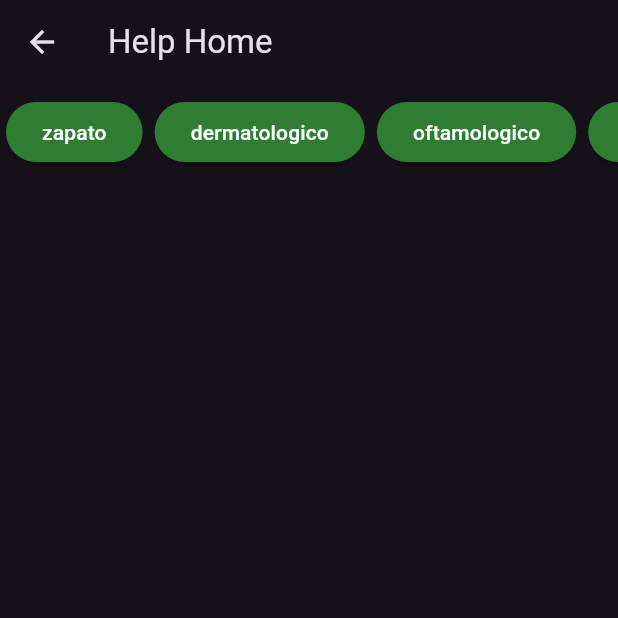
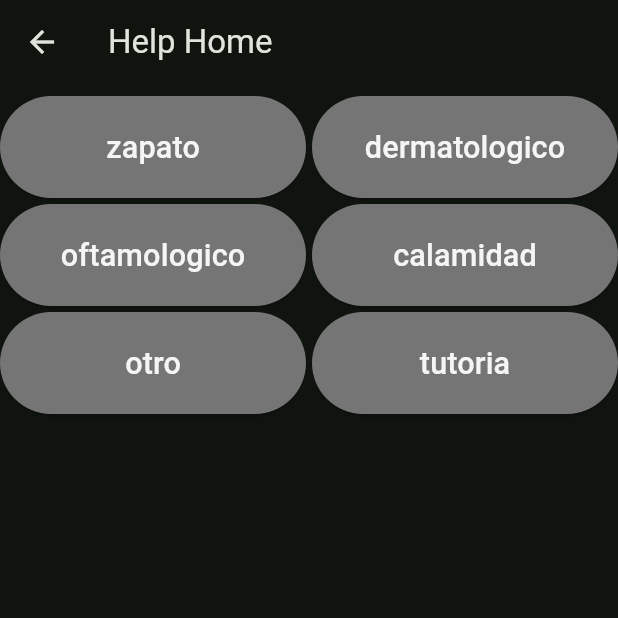
Before and after one commit to cicm4/FCCApp, a Flutter app: the HelpHome screen opened by its route, on a phone screen of 412 x 824 dp, the top half of it. Run offline on Flutter 3.47's test engine with Material 3 defaults, Android fonts, the phone set to English and light mode, and no system bars; our stand-ins replace calendar_view, cloud_firestore, file_picker, firebase_auth, firebase_core, firebase_storage and 1 more; missing offline and left inert: firebase_app_check, flutter_pdfview; accounts and stored records are empty.

Commit message:
made changes to the help selection in the help service

```diff
--- /dev/null
+++ b/devtools_options.yaml
@@ -0,0 +1 @@
+extensions:
--- a/lib/pages/calendars/calendar_home.dart
+++ b/lib/pages/calendars/calendar_home.dart
@@ -2,6 +2,7 @@ import 'package:calendar_view/calendar_view.dart';
 import 'package:fccapp/services/Level_0/database_service.dart';
 import 'package:fccapp/services/Level_0/user_service.dart';
 import 'package:fccapp/services/level_2/calendar_service.dart';
+import 'package:fccapp/shared/loading.dart';
 import 'package:flutter/material.dart';
 
 class CalendarHome extends StatefulWidget {
@@ -32,7 +33,7 @@ class _CalendarHomeState extends State<CalendarHome> {
       future: _eventsFuture,
       builder: (context, snapshot) {
         if (snapshot.connectionState == ConnectionState.waiting) {
-          return const CircularProgressIndicator();
+          return const Loading();
         }
         if (snapshot.hasError) {
           return Text('Error: ${snapshot.error}');
--- /dev/null
+++ b/lib/pages/helps/help_button.dart
@@ -0,0 +1,37 @@
+import 'package:fccapp/services/level_2/help_service.dart';
+import 'package:flutter/material.dart';// Import the help_service.dart file
+
+class HelpButton extends StatelessWidget {
+  final Help help;
+  final VoidCallback onPressed;
+  final bool isSelected;
+
+  const HelpButton({super.key,
+    required this.help,
+    required this.onPressed,
+    required this.isSelected,
+  });
+
+  @override
+  Widget build(BuildContext context) {
+    return LayoutBuilder(
+      builder: (context, constraints) {
+        double fontSize = constraints.maxWidth / 10; // Adjust the divisor to fit the desired font size
+
+        return ElevatedButton(
+          onPressed: onPressed,
+          style: ElevatedButton.styleFrom(
+            foregroundColor: Colors.grey[100],
+            backgroundColor: isSelected
+                ? Colors.green[800] ?? Colors.green // Dark green when selected
+                : Colors.grey[600], // Grey when not selected
+          ),
+          child: Text(
+            help.toString().split('.').last,
+            style: TextStyle(fontSize: fontSize),
+          ),
+        );
+      },
+    );
+  }
+}
--- a/lib/pages/helps/help_home.dart
+++ b/lib/pages/helps/help_home.dart
@@ -1,7 +1,8 @@
+import 'package:flutter/material.dart';
 import 'package:fccapp/services/level_2/help_service.dart';
-import 'package:flutter/material.dart';
 import 'package:fccapp/services/Level_0/database_service.dart';
 import 'package:fccapp/services/Level_0/user_service.dart';
+import 'help_button.dart';
 
 class HelpHome extends StatefulWidget {
   const HelpHome({super.key});
@@ -51,8 +52,8 @@ class _HelpHomeState extends State<HelpHome> {
       showDialog(
         context: context,
         builder: (context) => AlertDialog(
-          title: const Text('Success'),
-          content: const Text('Your request has been sent successfully.'),
+          title: const Text('Mensaje Enviado'),
+          content: const Text('Su mensaje ha sido enviado con éxito.'),
           actions: [
             TextButton(
               onPressed: () {
@@ -79,30 +80,34 @@ class _HelpHomeState extends State<HelpHome> {
         children: [
           Padding(
             padding: const EdgeInsets.symmetric(vertical: 8.0),
-            child: SingleChildScrollView(
-              scrollDirection: Axis.horizontal,
-              child: Row(
-                children: Help.values
-                    .map((help) => Padding(
-                          padding: const EdgeInsets.symmetric(
-                              horizontal: 4.0), // Adjust for visual indicator
-                          child: ElevatedButton(
+            child: LayoutBuilder(
+              builder: (context, constraints) {
+                int crossAxisCount = (constraints.maxWidth / 150).floor(); // Adjust 150 to change the button size
+                return GridView.builder(
+                  shrinkWrap: true,
+                  physics: const NeverScrollableScrollPhysics(),
+                  gridDelegate: SliverGridDelegateWithFixedCrossAxisCount(
+                    crossAxisCount: crossAxisCount,
+                    childAspectRatio: 3, // Adjust the aspect ratio as needed
+                    crossAxisSpacing: 4.0,
+                    mainAxisSpacing: 4.0,
+                  ),
+                  itemCount: Help.values.length,
+                  itemBuilder: (context, index) {
+                    final help = Help.values[index];
+                    return HelpButton(
+                      help: help,
+                      isSelected: _selectedHelp == help,
                       onPressed: () {
                         setState(() {
                           _selectedHelp = help;
                           _showTextBox = true;
                         });
                       },
-                            style: ElevatedButton.styleFrom(
-                              foregroundColor: Colors.white,
-                              backgroundColor: Colors.green[800] ??
-                                  Colors.green, // Fallback color
-                            ),
-                            child: Text(help.toString().split('.').last),
-                          ),
-                        ))
-                    .toList(),
-              ),
+                    );
+                  },
+                );
+              },
             ),
           ),
           if (_showTextBox) ...[
@@ -116,12 +121,10 @@ class _HelpHomeState extends State<HelpHome> {
               ),
             ),
             ElevatedButton(
-              onPressed:
-                  _messageController.text.isNotEmpty ? _handleSend : null,
+              onPressed: _messageController.text.isNotEmpty ? _handleSend : null,
               style: ElevatedButton.styleFrom(
                 foregroundColor: Colors.white,
-                backgroundColor:
-                    Colors.green[800] ?? Colors.green, // Fallback color
+                backgroundColor: Colors.green[800] ?? Colors.green, // Fallback color
               ),
               child: const Text('Send'),
             ),
--- a/lib/services/data/calendar.dart
+++ b/lib/services/data/calendar.dart
@@ -14,7 +14,7 @@ class Calendar {
   Future<void> setAttendanceFromList(List<PersonalEvent> data) async {
     attendance = {};
     for (PersonalEvent element in data) {
-      String date = element.day + element.month + element.year + element.time;
+      String date = element.day + element.month + element.year;
       attendance[date] = {
         'start': element.startTime,
         'end': element.endTime,
@@ -31,6 +31,11 @@ class Calendar {
 
   //from Map
   factory Calendar.fromMap(Map<String, dynamic> data) {
+    //loop to print every element in attendance
+    for (String key in data['attendance'].keys) {
+      print(key);
+      print(data['attendance'][key]);
+    }
     return Calendar(
       attendance: data['attendance'],
     );
--- a/lib/services/level_2/calendar_service.dart
+++ b/lib/services/level_2/calendar_service.dart
@@ -69,8 +69,8 @@ class CalendarService {
       int day = int.parse(key.substring(0, 2));
       int month = int.parse(key.substring(2, 4));
       int year = int.parse(key.substring(4, 8));
-      //then get the start and end times, this is based on the last letter of the name: 'M' is morning (8AM to 2PM), 'A' is afternoon (2PM to 8PM)
 
+      print('day: $day, month: $month, year: $year');
       int startHour = value['start'];
       int endHour = value['end'];
       //case swich for the last letter
--- a/lib/services/level_2/help_service.dart
+++ b/lib/services/level_2/help_service.dart
@@ -44,4 +44,6 @@ enum Help {
   dermatologico,
   oftamologico,
   calamidad,
+  otro,
+  tutoria
 }
--- a/lib/shared/theme.dart
+++ b/lib/shared/theme.dart
@@ -1,6 +1,6 @@
 import 'package:flutter/material.dart';
 
 ThemeData generalTheme = ThemeData(
-  brightness: Brightness.dark,
   primaryColor: Colors.green[800],
+  colorScheme: ColorScheme.fromSeed(seedColor: const Color(0xff2e7d32), brightness: Brightness.dark),
 );
--- a/pubspec.yaml
+++ b/pubspec.yaml
@@ -54,7 +54,7 @@ dependencies:
   provider: ^6.0.5
   random_avatar: ^0.0.8
   sign_in_button: ^3.2.0
-  table_calendar: ^3.1.0
+  table_calendar: ^3.0.9
 
 dev_dependencies:
   flutter_test:
```
Also changed, not shown: assets/Logo.jpg (added). Lines whose indentation alone changed are shown as unchanged.
